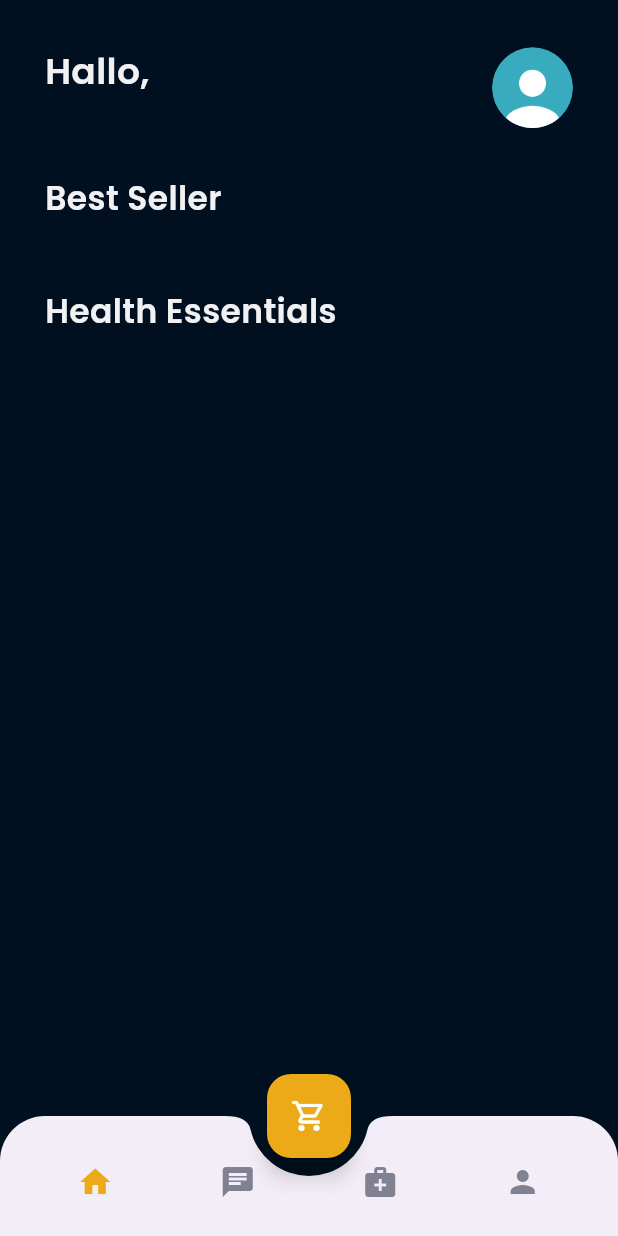
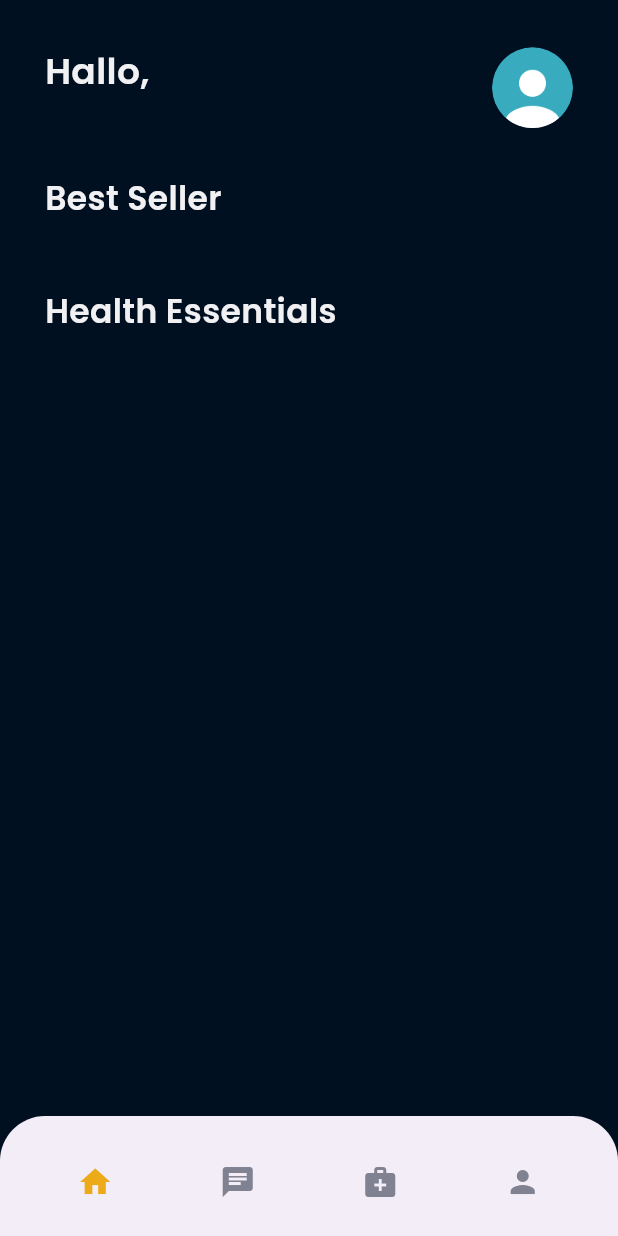
Before and after one commit to yogapermana76/medicalapp, a Flutter app: the MainPage screen opened by its route, on a phone screen of 412 x 824 dp. Run offline on Flutter 3.47's test engine with Material 3 defaults, Android fonts, the phone set to English and light mode, and no system bars; our stand-ins replace carousel_slider, google_fonts, shared_preferences, socket_io_client; accounts and stored records are empty; network calls fail.

Commit message:
fix: home - add condition hidden floating cart when user is a doctor

```diff
--- a/lib/pages/main_page.dart
+++ b/lib/pages/main_page.dart
@@ -2,8 +2,10 @@ import 'package:flutter/material.dart';
 import 'package:medicalapp/pages/home/chat_page.dart';
 import 'package:medicalapp/pages/home/medicine_page.dart';
 import 'package:medicalapp/pages/home/profile_page.dart';
+import 'package:medicalapp/providers/auth_provider.dart';
 import 'package:medicalapp/theme.dart';
 import 'package:medicalapp/pages/home/home_page.dart';
+import 'package:provider/provider.dart';
 
 class MainPage extends StatefulWidget {
   const MainPage({this.initialIndex = 0, super.key});
@@ -32,6 +34,9 @@ class _MainPageState extends State<MainPage> {
 
   @override
   Widget build(BuildContext context) {
+    final authProvider = Provider.of<AuthProvider>(context, listen: false);
+    final user = authProvider.user;
+
     Widget cartButton() {
       return FloatingActionButton(
         onPressed: () => Navigator.pushNamed(context, '/cart'),
@@ -136,7 +141,7 @@ class _MainPageState extends State<MainPage> {
 
     return Scaffold(
       backgroundColor: currentIndex == 0 ? backgroundColor1 : backgroundColor3,
-      floatingActionButton: cartButton(),
+      floatingActionButton: user.role == 'patient' ? cartButton() : null,
       floatingActionButtonLocation: FloatingActionButtonLocation.centerDocked,
       bottomNavigationBar: customBottomNav(),
       body: IndexedStack(
```
